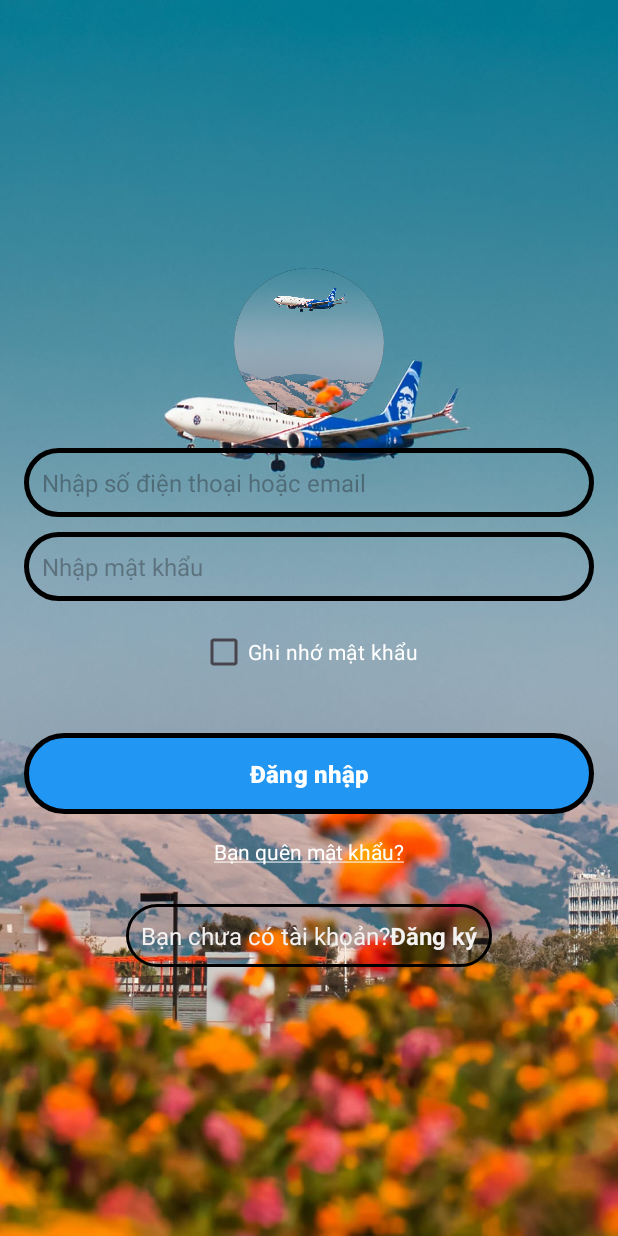
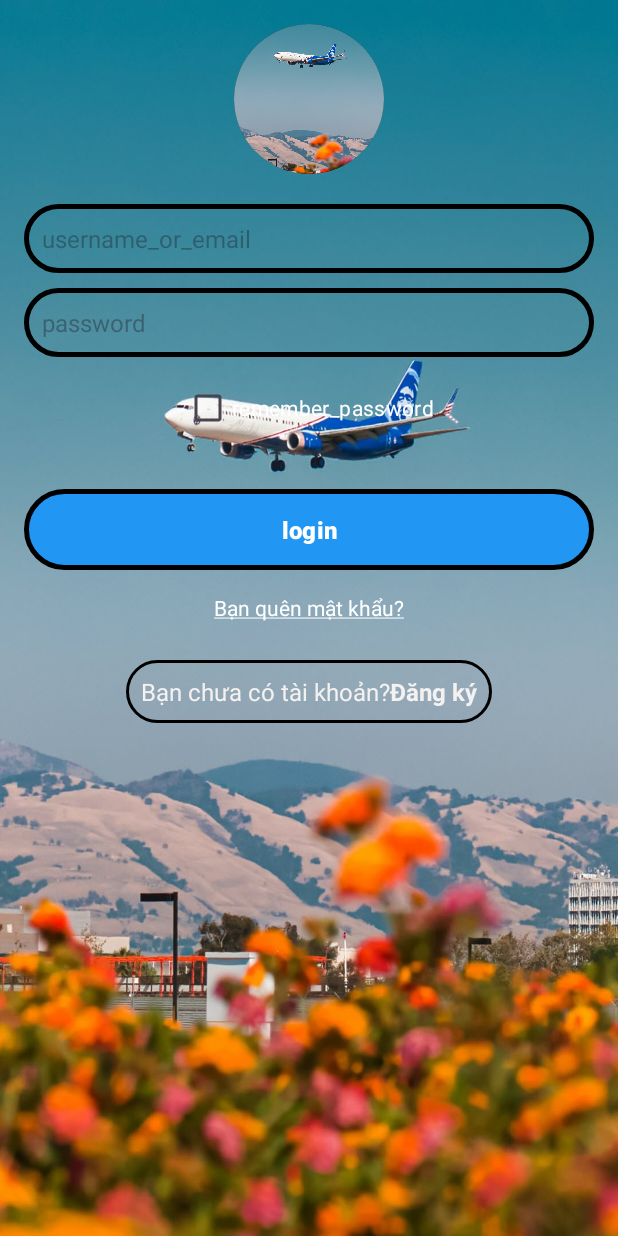
Before and after one commit to congnguyen2005/FlightBookingSystem, an Android app: the LoginActivity screen opened directly, with no data from a screen before it, on a phone screen of 412 x 824 dp. Run offline under Robolectric (Android 15) with nearby library versions, the phone set to English and light mode, and no system bars.

Commit message:
update reset 111

```diff
--- a/app/src/main/java/com/example/flightbookingsystem/LoginActivity.java
+++ b/app/src/main/java/com/example/flightbookingsystem/LoginActivity.java
@@ -1,26 +1,58 @@
 package com.example.flightbookingsystem;
 
+import android.content.ContentValues;
 import android.content.Intent;
+import android.database.Cursor;
+import android.database.sqlite.SQLiteDatabase;
 import android.os.Bundle;
-import android.view.View;
+import android.text.TextUtils;
+import android.widget.Button;
+import android.widget.EditText;
 import android.widget.TextView;
+import android.widget.Toast;
 
 import androidx.appcompat.app.AppCompatActivity;
 
+import com.example.flightbookingsystem.database.DBHelper;
+import com.example.flightbookingsystem.database.DatabaseHelper;
+
 public class LoginActivity extends AppCompatActivity {
+    private EditText edtUser, edtPass;
+    private Button btnLogin;
     private TextView txtSignUp;
+    private DatabaseHelper dbHelper;
+
     @Override
     protected void onCreate(Bundle savedInstanceState) {
         super.onCreate(savedInstanceState);
         setContentView(R.layout.activity_logim);
-    txtSignUp = findViewById(R.id.txtSignUp);
-    txtSignUp.setOnClickListener(new View.OnClickListener() {
-        @Override
-        public void onClick(View v) {
-            Intent intent = new Intent(LoginActivity.this, RegisterActivity.class);
+
+        // Ánh xạ các view
+        dbHelper = new DatabaseHelper(this);
+        edtUser = findViewById(R.id.edt_user);
+        edtPass = findViewById(R.id.edt_pass);
+        btnLogin = findViewById(R.id.btn_login);
+        txtSignUp = findViewById(R.id.txtSignUp);
+
+        // Handle Login Button Click
+        btnLogin.setOnClickListener(v -> {
+            String username = edtUser.getText().toString().trim();
+            String password = edtPass.getText().toString().trim();
+
+            if (dbHelper.authenticateUser(username, password)) {
+                // Proceed to the main screen or next activity
+                Toast.makeText(LoginActivity.this, "Login Successful", Toast.LENGTH_SHORT).show();
+                // Navigate to next activity (Main Activity or Dashboard)
+            } else {
+                Toast.makeText(LoginActivity.this, "Invalid Username or Password", Toast.LENGTH_SHORT).show();
+            }
+        });
+
+        // Handle Sign Up Text Click
+        txtSignUp.setOnClickListener(v -> {
+            // Navigate to SignUpActivity (registration screen)
+            Intent intent = new Intent(LoginActivity.this,RegisterActivity.class);
             startActivity(intent);
-            finish();
-        }
-    });
+        });
     }
 }
--- a/app/src/main/java/com/example/flightbookingsystem/RegisterActivity.java
+++ b/app/src/main/java/com/example/flightbookingsystem/RegisterActivity.java
@@ -75,7 +75,7 @@ public class RegisterActivity extends AppCompatActivity {
                             edtPassword.setInputType(InputType.TYPE_TEXT_VARIATION_PASSWORD); // Ẩn mật khẩu
                             edtPassword.setCompoundDrawablesWithIntrinsicBounds(passwordIconStart, null, passwordIcon, null); // Giữ icon start, thay đổi icon mắt đóng
                         }
-                        return true; // Ngừng xử lý sự kiện tiếp theo
+                        return true;
                     }
                 }
                 return false; // Tiếp tục xử lý sự kiện mặc định
@@ -125,7 +125,6 @@ showDatePickerDialog();
         }, year, month, dayOfMonth);
         datePickerDialog.show();
     }
-
     private void registerUser() {
         String username = edtUser.getText().toString().trim();
         String password = edtPassword.getText().toString().trim();
@@ -184,7 +183,6 @@ showDatePickerDialog();
             finish();
         }
     }
-
     private boolean isUsernameExists(String username) {
         String query = "SELECT * FROM users WHERE username = ?";
         Cursor cursor = database.rawQuery(query, new String[]{username});
--- /dev/null
+++ b/app/src/main/java/com/example/flightbookingsystem/database/DatabaseHelper.java
@@ -0,0 +1,123 @@
+package com.example.flightbookingsystem.database;
+
+
+import android.content.ContentValues;
+import android.content.Context;
+import android.database.Cursor;
+import android.database.sqlite.SQLiteDatabase;
+import android.database.sqlite.SQLiteOpenHelper;
+
+public class DatabaseHelper extends SQLiteOpenHelper {
+
+    private static final String DATABASE_NAME = "FlightsBookingSystem.db";
+    private static final int DATABASE_VERSION = 1;
+
+    // Table creation query
+    private static final String CREATE_USERS_TABLE = "CREATE TABLE Users (" +
+            "user_id INTEGER PRIMARY KEY AUTOINCREMENT, " +
+            "username TEXT UNIQUE NOT NULL, " +
+            "password TEXT NOT NULL, " +
+            "email TEXT UNIQUE NOT NULL, " +
+            "phone TEXT NOT NULL, " +
+            "full_name TEXT NOT NULL, " +
+            "birth_date DATE, " +
+            "gender TEXT CHECK (gender IN ('Nam', 'Nữ', 'Khác')), " +
+            "created_at DATETIME DEFAULT CURRENT_TIMESTAMP" +
+            ");";
+
+    private static final String CREATE_FLIGHTS_TABLE = "CREATE TABLE Flights (" +
+            "flight_id INTEGER PRIMARY KEY AUTOINCREMENT, " +
+            "departure TEXT NOT NULL, " +
+            "destination TEXT NOT NULL, " +
+            "departure_time DATETIME NOT NULL, " +
+            "arrival_time DATETIME NOT NULL, " +
+            "airline TEXT NOT NULL, " +
+            "price REAL NOT NULL" +
+            ");";
+
+    private static final String CREATE_BOOKINGS_TABLE = "CREATE TABLE Bookings (" +
+            "booking_id INTEGER PRIMARY KEY AUTOINCREMENT, " +
+            "user_id INTEGER NOT NULL, " +
+            "flight_id INTEGER NOT NULL, " +
+            "booking_date DATETIME DEFAULT CURRENT_TIMESTAMP, " +
+            "status TEXT CHECK (status IN ('Pending', 'Confirmed', 'Cancelled')) DEFAULT 'Pending', " +
+            "total_price REAL NOT NULL, " +
+            "FOREIGN KEY (user_id) REFERENCES Users(user_id), " +
+            "FOREIGN KEY (flight_id) REFERENCES Flights(flight_id)" +
+            ");";
+
+    private static final String CREATE_PASSENGERS_TABLE = "CREATE TABLE Passengers (" +
+            "passenger_id INTEGER PRIMARY KEY AUTOINCREMENT, " +
+            "booking_id INTEGER NOT NULL, " +
+            "full_name TEXT NOT NULL, " +
+            "passport_number TEXT, " +
+            "age INTEGER NOT NULL, " +
+            "type TEXT CHECK (type IN ('Người lớn', 'Trẻ em', 'Em bé')) NOT NULL, " +
+            "FOREIGN KEY (booking_id) REFERENCES Bookings(booking_id)" +
+            ");";
+
+    private static final String CREATE_PAYMENTS_TABLE = "CREATE TABLE Payments (" +
+            "payment_id INTEGER PRIMARY KEY AUTOINCREMENT, " +
+            "booking_id INTEGER NOT NULL, " +
+            "payment_method TEXT CHECK (payment_method IN ('Credit Card', 'E-Wallet', 'Bank Transfer')) NOT NULL, " +
+            "payment_date DATETIME DEFAULT CURRENT_TIMESTAMP, " +
+            "amount REAL NOT NULL, " +
+            "FOREIGN KEY (booking_id) REFERENCES Bookings(booking_id)" +
+            ");";
+
+    public DatabaseHelper(Context context) {
+        super(context, DATABASE_NAME, null, DATABASE_VERSION);
+    }
+
+    @Override
+    public void onCreate(SQLiteDatabase db) {
+        // Create tables when the database is created
+        db.execSQL(CREATE_USERS_TABLE);
+        db.execSQL(CREATE_FLIGHTS_TABLE);
+        db.execSQL(CREATE_BOOKINGS_TABLE);
+        db.execSQL(CREATE_PASSENGERS_TABLE);
+        db.execSQL(CREATE_PAYMENTS_TABLE);
+    }
+
+    @Override
+    public void onUpgrade(SQLiteDatabase db, int oldVersion, int newVersion) {
+        // Drop old tables if database version is upgraded
+        db.execSQL("DROP TABLE IF EXISTS Users");
+        db.execSQL("DROP TABLE IF EXISTS Flights");
+        db.execSQL("DROP TABLE IF EXISTS Bookings");
+        db.execSQL("DROP TABLE IF EXISTS Passengers");
+        db.execSQL("DROP TABLE IF EXISTS Payments");
+        onCreate(db);
+    }
+    public boolean registerUser(String username, String password, String email, String phone, String fullName, String birthDate, String gender) {
+        SQLiteDatabase db = this.getWritableDatabase();
+
+        ContentValues contentValues = new ContentValues();
+        contentValues.put("username", username);
+        contentValues.put("password", password);
+        contentValues.put("email", email);
+        contentValues.put("phone", phone);
+        contentValues.put("full_name", fullName);
+        contentValues.put("birth_date", birthDate);
+        contentValues.put("gender", gender);
+
+        long result = db.insert("Users", null, contentValues);
+        db.close();
+
+        return result != -1; // If insertion was successful
+    }
+
+    // Method to authenticate the user during login
+    public boolean authenticateUser(String username, String password) {
+        SQLiteDatabase db = this.getReadableDatabase();
+
+        String query = "SELECT * FROM Users WHERE username = ? AND password = ?";
+        Cursor cursor = db.rawQuery(query, new String[]{username, password});
+
+        boolean isValidUser = cursor.getCount() > 0; // If the username and password match
+        cursor.close();
+        db.close();
+
+        return isValidUser;
+    }
+}
--- a/app/src/main/res/layout/activity_logim.xml
+++ b/app/src/main/res/layout/activity_logim.xml
@@ -1,15 +1,18 @@
-<?xml version="1.0" encoding="utf-8"?>
-<LinearLayout xmlns:android="http://schemas.android.com/apk/res/android"
+<ScrollView xmlns:android="http://schemas.android.com/apk/res/android"
     xmlns:app="http://schemas.android.com/apk/res-auto"
     xmlns:tools="http://schemas.android.com/tools"
-    android:id="@+id/main"
     android:layout_width="match_parent"
     android:layout_height="match_parent"
     android:background="@drawable/backgroud"
+    tools:context=".LoginActivity">
+
+    <LinearLayout
+        android:id="@+id/main"
+        android:layout_width="match_parent"
+        android:layout_height="wrap_content"
         android:gravity="center"
         android:orientation="vertical"
-    android:padding="16dp"
-    tools:context=".LoginActivity">
+        android:padding="16dp">
 
         <ImageView
             android:id="@+id/circularImageView"
@@ -28,7 +31,7 @@
             android:layout_height="wrap_content"
             android:layout_marginBottom="10dp"
             android:background="@drawable/custom_edittex"
-        android:hint="Nhập số điện thoại hoặc email"
+            android:hint="username_or_email"
             android:padding="12dp"
             android:textColor="#FFFFFF"
             android:textSize="16sp" />
@@ -39,7 +42,7 @@
             android:layout_height="wrap_content"
             android:layout_marginBottom="10dp"
             android:background="@drawable/custom_edittex"
-        android:hint="Nhập mật khẩu"
+            android:hint="password"
             android:padding="12dp"
             android:textColor="#FFFFFF"
             android:textSize="16sp" />
@@ -48,7 +51,7 @@
             android:layout_width="wrap_content"
             android:layout_height="wrap_content"
             android:layout_marginBottom="20dp"
-        android:text="Ghi nhớ mật khẩu"
+            android:text="remember_password"
             android:textColor="#FFFFFF" />
 
         <Button
@@ -58,7 +61,7 @@
             android:layout_marginTop="10dp"
             android:background="@drawable/custom_btn"
             android:padding="12dp"
-        android:text="Đăng nhập"
+            android:text="login"
             android:textAllCaps="false"
             android:textColor="#FFFFFF"
             android:textSize="16sp"
@@ -88,3 +91,4 @@
             android:textSize="16sp" />
 
     </LinearLayout>
+</ScrollView>
```
Also changed, not shown: app/src/main/java/com/example/flightbookingsystem/Fragnment/SearchFlightsFragment.java (added, +66 -0 lines), app/src/main/java/com/example/flightbookingsystem/SearchFlights.java (deleted, +0 -15 lines), app/src/main/res/layout/fragment_search_flights.xml (renamed from app/src/main/res/layout/activity_search_flights.xml). Lines whose indentation alone changed are shown as unchanged.
